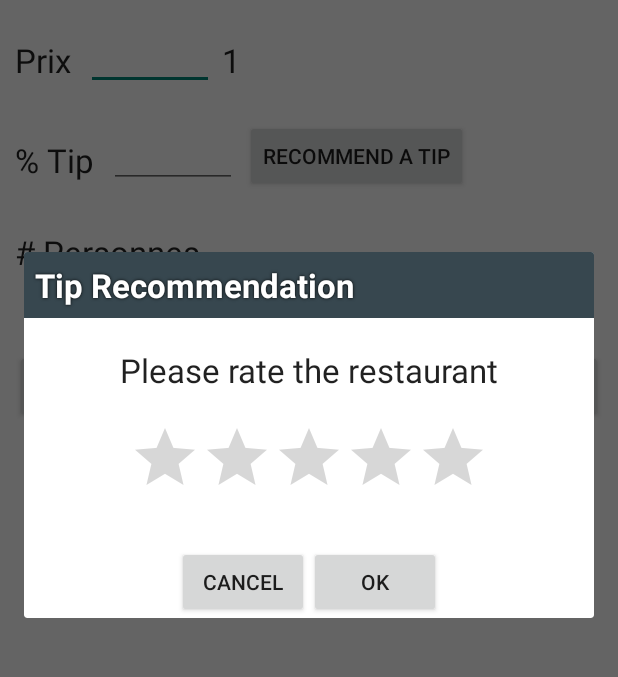
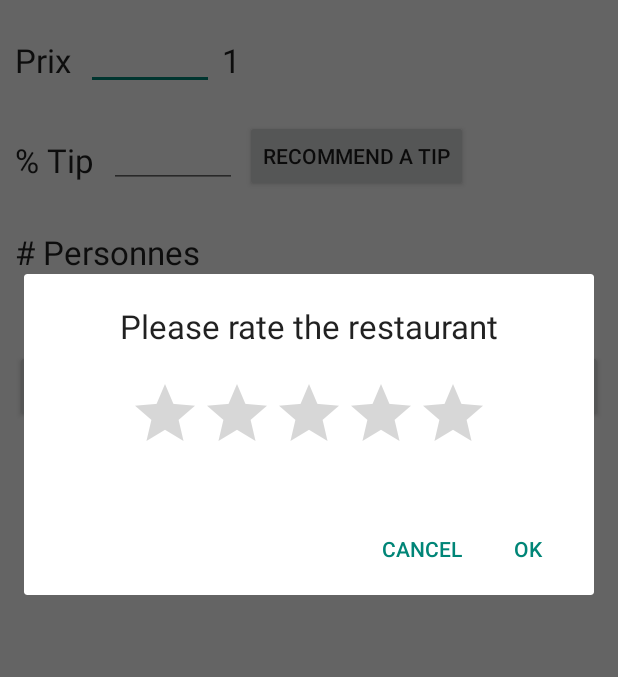
Before and after one commit to Faeriol/SEG3535, an Android app: the screen it shows after launch (MainActivity), after a tap on "RECOMMEND A TIP", on a phone screen of 412 x 824 dp, the part 183-860 px from its top. Run offline under Robolectric (Android 15) with nearby library versions, the light colour scheme and no system bars; 2 other taps on this screen came first.

Commit message:
Changed Rate restaurant AlertDialog layout to be similar to ANDROID 5.0 design

```diff
--- a/TipCalculator/app/src/main/java/lab/seg3525/tip_calculator/tipcalculator/MainActivity.java
+++ b/TipCalculator/app/src/main/java/lab/seg3525/tip_calculator/tipcalculator/MainActivity.java
@@ -1,6 +1,7 @@
 package lab.seg3525.tip_calculator.tipcalculator;
 
 import android.app.AlertDialog;
+import android.content.DialogInterface;
 import android.content.Intent;
 import android.content.SharedPreferences;
 import android.os.Bundle;
@@ -80,34 +81,30 @@ public class MainActivity extends ActionBarActivity{
 
         LayoutInflater inflater = LayoutInflater.from(this);
         AlertDialog.Builder builder = new AlertDialog.Builder(this);
-        builder.setTitle(null);
         View customDialogView = inflater.inflate(R.layout.rating_dialog, null, false);
         final RatingBar ratingBar = (RatingBar) customDialogView.findViewById(R.id.ratingBar);
         builder.setView(customDialogView);
-        final AlertDialog mAlertDialog = builder.create();
-        mAlertDialog.show();
 
-        Button confirm = (Button) customDialogView.findViewById(R.id.okRating);
-        Button cancel = (Button) customDialogView.findViewById(R.id.cancelRating);
         int tipPercentage;
-        confirm.setOnClickListener(new View.OnClickListener() {
-            @Override
-            public void onClick(View v) {
-                int tipPercentage =(int) (10 + (ratingBar.getRating() *2 ));
+
+        builder.setPositiveButton("Ok", new DialogInterface.OnClickListener() {
+            public void onClick(DialogInterface dialog, int id) {
+                int tipPercentage = (int) (10 + (ratingBar.getRating() * 2));
                 Toast.makeText(getApplicationContext(), "Tip is now : " + tipPercentage + " %",
-                        Toast.LENGTH_LONG).show();
+                        Toast.LENGTH_SHORT).show();
 
-                percentTip.setText(""+ tipPercentage);
-                mAlertDialog.cancel();
+                percentTip.setText("" + tipPercentage);
             }
         });
 
-        cancel.setOnClickListener(new View.OnClickListener() {
+        builder.setNegativeButton("Cancel", new DialogInterface.OnClickListener() {
             @Override
-            public void onClick(View v) {
-                mAlertDialog.cancel();
+            public void onClick(DialogInterface dialog, int id) {
             }
         });
+
+        final AlertDialog mAlertDialog = builder.create();
+        mAlertDialog.show();
     }
 
     public void calculate(View view) {
--- a/TipCalculator/app/src/main/res/layout/rating_dialog.xml
+++ b/TipCalculator/app/src/main/res/layout/rating_dialog.xml
@@ -3,23 +3,9 @@
     android:layout_width="match_parent"
     android:layout_height="match_parent" >
 
-    <TextView android:id="@+id/tvTitle"
-        android:layout_width="match_parent"
-        android:layout_height="wrap_content"
-        android:padding="7dp"
-        android:text="Tip Recommendation"
-        android:textAppearance="@android:style/TextAppearance.Large.Inverse"
-        android:gravity="left|center_vertical"
-        android:textStyle="bold"
-        android:shadowColor="@android:color/black"
-        android:shadowRadius="2"
-        android:background="@color/material_blue_grey_800"
-        android:drawablePadding="10dp" />
-
     <TextView android:id="@+id/tvContent"
         android:layout_width="match_parent"
         android:layout_height="wrap_content"
-        android:layout_below="@id/tvTitle"
         android:text="Please rate the restaurant"
         android:textAppearance="@android:style/TextAppearance.Large"
         android:gravity="center"
@@ -47,20 +33,6 @@
         android:gravity="center"
         android:layout_below="@id/space">
 
-        <Button
-            android:layout_width="wrap_content"
-            android:layout_height="wrap_content"
-            android:layout_gravity="center"
-            android:id="@+id/cancelRating"
-            android:text="Cancel"
-            />
-        <Button
-            android:layout_width="wrap_content"
-            android:layout_height="wrap_content"
-            android:layout_gravity="center"
-            android:id="@+id/okRating"
-            android:text="ok"
-            />
     </LinearLayout>
 
 
```
